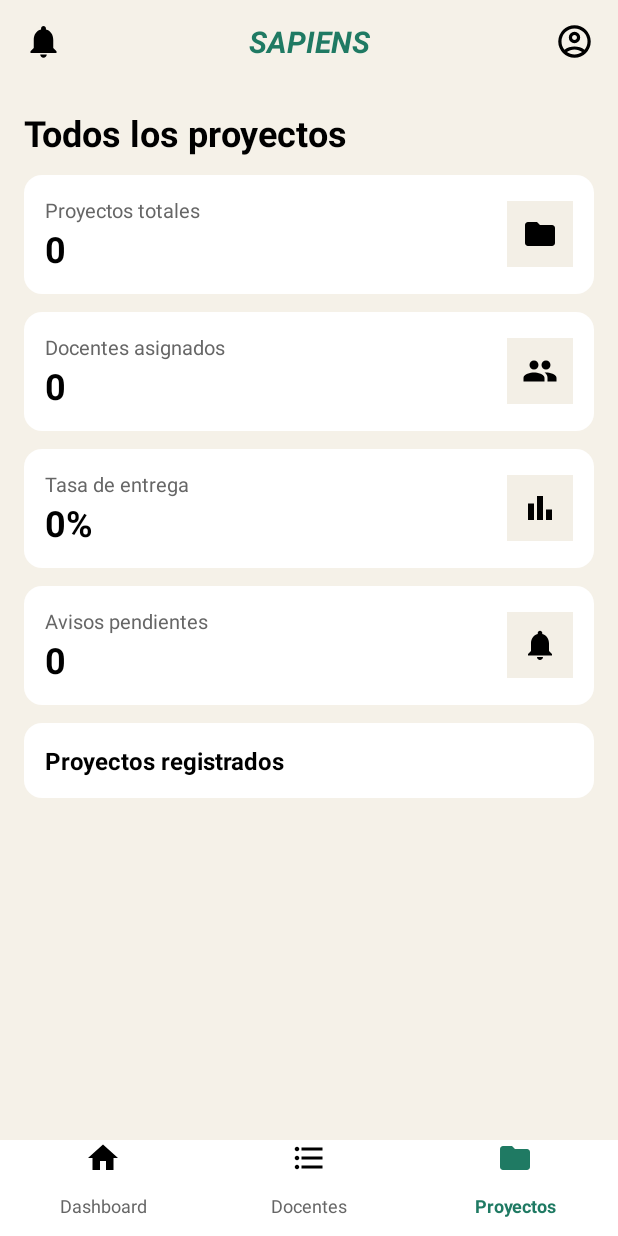
After one commit to bite-aurum/sapiens-Movil, an Android app: the layout activity_proyectos_coordinador.xml on its own in the app's theme, with its tools: preview values and no code run, on a phone screen of 412 x 824 dp. The commit adds this screen. Run offline under Robolectric (Android 15) with nearby library versions, the phone set to English and light mode, and no system bars.

Commit message:
Creacion de vista, presentador y adaptador para proyectos del coordinador
- Implementacion de `proyectosCoordinador` y su presentador `pProyectosCordinador` con soporte para corrutinas.
- Creacion del adaptador `ProyectosCoordinadorAdaptador` y su layout de item `item_proyecto_coordinador.xml`.
- Adicion de la interfaz `activity_proyectos_coordinador.xml` y los recursos vectoriales `ic_docentes` e `ic_lista`.
- Limpieza de comentarios en `activity_detalle_tarea_docente.xml`.

```diff
--- /dev/null
+++ b/app/src/main/res/drawable/ic_docentes.xml
@@ -0,0 +1,20 @@
+<!--
+  ~ Copyright (C) 2026 The Android Open Source Project
+  ~
+  ~ Licensed under the Apache License, Version 2.0 (the "License");
+  ~ you may not use this file except in compliance with the License.
+  ~ You may obtain a copy of the License at
+  ~
+  ~      http://www.apache.org/licenses/LICENSE-2.0
+  ~
+  ~ Unless required by applicable law or agreed to in writing, software
+  ~ distributed under the License is distributed on an "AS IS" BASIS,
+  ~ WITHOUT WARRANTIES OR CONDITIONS OF ANY KIND, either express or implied.
+  ~ See the License for the specific language governing permissions and
+  ~ limitations under the License.
+  -->
+<vector xmlns:android="http://schemas.android.com/apk/res/android" android:height="24dp" android:tint="#000000" android:viewportHeight="24" android:viewportWidth="24" android:width="24dp">
+
+    <path android:fillColor="@android:color/white" android:pathData="M16,11c1.66,0 2.99,-1.34 2.99,-3S17.66,5 16,5c-1.66,0 -3,1.34 -3,3s1.34,3 3,3zM8,11c1.66,0 2.99,-1.34 2.99,-3S9.66,5 8,5C6.34,5 5,6.34 5,8s1.34,3 3,3zM8,13c-2.33,0 -7,1.17 -7,3.5L1,19h14v-2.5c0,-2.33 -4.67,-3.5 -7,-3.5zM16,13c-0.29,0 -0.62,0.02 -0.97,0.05 1.16,0.84 1.97,1.97 1.97,3.45L17,19h6v-2.5c0,-2.33 -4.67,-3.5 -7,-3.5z"/>
+
+</vector>
--- /dev/null
+++ b/app/src/main/res/drawable/ic_lista.xml
@@ -0,0 +1,20 @@
+<!--
+  ~ Copyright (C) 2026 The Android Open Source Project
+  ~
+  ~ Licensed under the Apache License, Version 2.0 (the "License");
+  ~ you may not use this file except in compliance with the License.
+  ~ You may obtain a copy of the License at
+  ~
+  ~      http://www.apache.org/licenses/LICENSE-2.0
+  ~
+  ~ Unless required by applicable law or agreed to in writing, software
+  ~ distributed under the License is distributed on an "AS IS" BASIS,
+  ~ WITHOUT WARRANTIES OR CONDITIONS OF ANY KIND, either express or implied.
+  ~ See the License for the specific language governing permissions and
+  ~ limitations under the License.
+  -->
+<vector xmlns:android="http://schemas.android.com/apk/res/android" android:autoMirrored="true" android:height="24dp" android:tint="#000000" android:viewportHeight="24" android:viewportWidth="24" android:width="24dp">
+
+    <path android:fillColor="@android:color/white" android:pathData="M4,10.5c-0.83,0 -1.5,0.67 -1.5,1.5s0.67,1.5 1.5,1.5 1.5,-0.67 1.5,-1.5 -0.67,-1.5 -1.5,-1.5zM4,4.5c-0.83,0 -1.5,0.67 -1.5,1.5S3.17,7.5 4,7.5 5.5,6.83 5.5,6 4.83,4.5 4,4.5zM4,16.5c-0.83,0 -1.5,0.68 -1.5,1.5s0.68,1.5 1.5,1.5 1.5,-0.68 1.5,-1.5 -0.67,-1.5 -1.5,-1.5zM7,19h14v-2L7,17v2zM7,13h14v-2L7,11v2zM7,5v2h14L21,5L7,5z"/>
+
+</vector>
--- a/app/src/main/res/layout/activity_detalle_tarea_docente.xml
+++ b/app/src/main/res/layout/activity_detalle_tarea_docente.xml
@@ -8,7 +8,6 @@
     android:background="@color/fondo"
     tools:context=".Vista.docente.detalleTareaDocente">
 
-    <!-- BARRA DE ARRIBA -->
     <LinearLayout
         android:layout_width="match_parent"
         android:layout_height="56dp"
@@ -40,7 +39,6 @@
             android:src="@drawable/ic_perfil" />
     </LinearLayout>
 
-    <!-- CONTENIDO -->
     <LinearLayout
         android:layout_width="match_parent"
         android:layout_height="0dp"
@@ -110,7 +108,6 @@
             android:textSize="13sp"
             android:textColor="@color/gris" />
 
-        <!-- DESCRIPCION -->
         <LinearLayout
             android:layout_width="match_parent"
             android:layout_height="wrap_content"
@@ -153,7 +150,6 @@
             android:layout_marginTop="8dp" />
     </LinearLayout>
 
-    <!-- MENU DE ABAJO -->
     <LinearLayout
         android:layout_width="match_parent"
         android:layout_height="64dp"
--- /dev/null
+++ b/app/src/main/res/layout/activity_proyectos_coordinador.xml
@@ -0,0 +1,288 @@
+<?xml version="1.0" encoding="utf-8"?>
+<LinearLayout xmlns:android="http://schemas.android.com/apk/res/android"
+    xmlns:tools="http://schemas.android.com/tools"
+    android:id="@+id/main"
+    android:layout_width="match_parent"
+    android:layout_height="match_parent"
+    android:orientation="vertical"
+    android:background="@color/fondo"
+    tools:context=".Vista.coordinador.proyectosCoordinador">
+
+    <LinearLayout
+        android:layout_width="match_parent"
+        android:layout_height="56dp"
+        android:orientation="horizontal"
+        android:gravity="center_vertical"
+        android:paddingStart="16dp"
+        android:paddingEnd="16dp">
+
+        <ImageView
+            android:id="@+id/btnNotificaciones"
+            android:layout_width="26dp"
+            android:layout_height="26dp"
+            android:src="@drawable/ic_notificacion" />
+
+        <TextView
+            android:layout_width="0dp"
+            android:layout_height="wrap_content"
+            android:layout_weight="1"
+            android:gravity="center"
+            android:text="SAPIENS"
+            android:textSize="20sp"
+            android:textStyle="bold|italic"
+            android:textColor="@color/verde" />
+
+        <ImageView
+            android:id="@+id/btnPerfil"
+            android:layout_width="26dp"
+            android:layout_height="26dp"
+            android:src="@drawable/ic_perfil" />
+    </LinearLayout>
+
+    <ScrollView
+        android:layout_width="match_parent"
+        android:layout_height="0dp"
+        android:layout_weight="1">
+
+        <LinearLayout
+            android:layout_width="match_parent"
+            android:layout_height="wrap_content"
+            android:orientation="vertical"
+            android:padding="16dp">
+
+            <TextView
+                android:layout_width="wrap_content"
+                android:layout_height="wrap_content"
+                android:text="Todos los proyectos"
+                android:textSize="24sp"
+                android:textStyle="bold"
+                android:textColor="@color/black" />
+
+            <LinearLayout
+                android:layout_width="match_parent"
+                android:layout_height="wrap_content"
+                android:layout_marginTop="12dp"
+                android:orientation="horizontal"
+                android:gravity="center_vertical"
+                android:padding="14dp"
+                android:background="@drawable/fondo_tarjeta">
+
+                <LinearLayout
+                    android:layout_width="0dp"
+                    android:layout_height="wrap_content"
+                    android:layout_weight="1"
+                    android:orientation="vertical">
+
+                    <TextView
+                        android:layout_width="wrap_content"
+                        android:layout_height="wrap_content"
+                        android:text="Proyectos totales"
+                        android:textSize="13sp"
+                        android:textColor="@color/gris" />
+
+                    <TextView
+                        android:id="@+id/txtProyectosTotales"
+                        android:layout_width="wrap_content"
+                        android:layout_height="wrap_content"
+                        android:text="0"
+                        android:textSize="24sp"
+                        android:textStyle="bold"
+                        android:textColor="@color/black" />
+                </LinearLayout>
+
+                <ImageView
+                    android:layout_width="44dp"
+                    android:layout_height="44dp"
+                    android:padding="10dp"
+                    android:background="@color/cafeClaro"
+                    android:src="@drawable/ic_proyectos" />
+            </LinearLayout>
+
+            <LinearLayout
+                android:layout_width="match_parent"
+                android:layout_height="wrap_content"
+                android:layout_marginTop="12dp"
+                android:orientation="horizontal"
+                android:gravity="center_vertical"
+                android:padding="14dp"
+                android:background="@drawable/fondo_tarjeta">
+
+                <LinearLayout
+                    android:layout_width="0dp"
+                    android:layout_height="wrap_content"
+                    android:layout_weight="1"
+                    android:orientation="vertical">
+
+                    <TextView
+                        android:layout_width="wrap_content"
+                        android:layout_height="wrap_content"
+                        android:text="Docentes asignados"
+                        android:textSize="13sp"
+                        android:textColor="@color/gris" />
+
+                    <TextView
+                        android:id="@+id/txtDocentesAsignados"
+                        android:layout_width="wrap_content"
+                        android:layout_height="wrap_content"
+                        android:text="0"
+                        android:textSize="24sp"
+                        android:textStyle="bold"
+                        android:textColor="@color/black" />
+                </LinearLayout>
+
+                <ImageView
+                    android:layout_width="44dp"
+                    android:layout_height="44dp"
+                    android:padding="10dp"
+                    android:background="@color/cafeClaro"
+                    android:src="@drawable/ic_docentes" />
+            </LinearLayout>
+
+            <LinearLayout
+                android:layout_width="match_parent"
+                android:layout_height="wrap_content"
+                android:layout_marginTop="12dp"
+                android:orientation="horizontal"
+                android:gravity="center_vertical"
+                android:padding="14dp"
+                android:background="@drawable/fondo_tarjeta">
+
+                <LinearLayout
+                    android:layout_width="0dp"
+                    android:layout_height="wrap_content"
+                    android:layout_weight="1"
+                    android:orientation="vertical">
+
+                    <TextView
+                        android:layout_width="wrap_content"
+                        android:layout_height="wrap_content"
+                        android:text="Tasa de entrega"
+                        android:textSize="13sp"
+                        android:textColor="@color/gris" />
+
+                    <TextView
+                        android:id="@+id/txtTasaEntrega"
+                        android:layout_width="wrap_content"
+                        android:layout_height="wrap_content"
+                        android:text="0%"
+                        android:textSize="24sp"
+                        android:textStyle="bold"
+                        android:textColor="@color/black" />
+                </LinearLayout>
+
+                <ImageView
+                    android:layout_width="44dp"
+                    android:layout_height="44dp"
+                    android:padding="10dp"
+                    android:background="@color/cafeClaro"
+                    android:src="@drawable/ic_reportes" />
+            </LinearLayout>
+
+            <!-- TARJETA AVISOS PENDIENTES -->
+            <LinearLayout
+                android:layout_width="match_parent"
+                android:layout_height="wrap_content"
+                android:layout_marginTop="12dp"
+                android:orientation="horizontal"
+                android:gravity="center_vertical"
+                android:padding="14dp"
+                android:background="@drawable/fondo_tarjeta">
+
+                <LinearLayout
+                    android:layout_width="0dp"
+                    android:layout_height="wrap_content"
+                    android:layout_weight="1"
+                    android:orientation="vertical">
+
+                    <TextView
+                        android:layout_width="wrap_content"
+                        android:layout_height="wrap_content"
+                        android:text="Avisos pendientes"
+                        android:textSize="13sp"
+                        android:textColor="@color/gris" />
+
+                    <TextView
+                        android:id="@+id/txtAvisosPendientes"
+                        android:layout_width="wrap_content"
+                        android:layout_height="wrap_content"
+                        android:text="0"
+                        android:textSize="24sp"
+                        android:textStyle="bold"
+                        android:textColor="@color/black" />
+                </LinearLayout>
+
+                <ImageView
+                    android:layout_width="44dp"
+                    android:layout_height="44dp"
+                    android:padding="10dp"
+                    android:background="@color/cafeClaro"
+                    android:src="@drawable/ic_notificacion" />
+            </LinearLayout>
+
+            <LinearLayout
+                android:layout_width="match_parent"
+                android:layout_height="wrap_content"
+                android:layout_marginTop="12dp"
+                android:orientation="vertical"
+                android:padding="14dp"
+                android:background="@drawable/fondo_tarjeta">
+
+                <TextView
+                    android:layout_width="wrap_content"
+                    android:layout_height="wrap_content"
+                    android:text="Proyectos registrados"
+                    android:textSize="16sp"
+                    android:textStyle="bold"
+                    android:textColor="@color/black" />
+
+                <androidx.recyclerview.widget.RecyclerView
+                    android:id="@+id/rvProyectos"
+                    android:layout_width="match_parent"
+                    android:layout_height="wrap_content"
+                    android:nestedScrollingEnabled="false" />
+            </LinearLayout>
+        </LinearLayout>
+    </ScrollView>
+
+    <LinearLayout
+        android:layout_width="match_parent"
+        android:layout_height="64dp"
+        android:orientation="horizontal"
+        android:background="@color/white">
+
+        <TextView
+            android:id="@+id/navDashboard"
+            android:layout_width="0dp"
+            android:layout_height="match_parent"
+            android:layout_weight="1"
+            android:gravity="center"
+            android:drawableTop="@drawable/ic_inicio"
+            android:text="Dashboard"
+            android:textSize="12sp"
+            android:textColor="@color/gris" />
+
+        <TextView
+            android:id="@+id/navDocentes"
+            android:layout_width="0dp"
+            android:layout_height="match_parent"
+            android:layout_weight="1"
+            android:gravity="center"
+            android:drawableTop="@drawable/ic_lista"
+            android:text="Docentes"
+            android:textSize="12sp"
+            android:textColor="@color/gris" />
+
+        <TextView
+            android:id="@+id/navProyectos"
+            android:layout_width="0dp"
+            android:layout_height="match_parent"
+            android:layout_weight="1"
+            android:gravity="center"
+            android:drawableTop="@drawable/ic_proyectos"
+            android:drawableTint="@color/verde"
+            android:text="Proyectos"
+            android:textSize="12sp"
+            android:textStyle="bold"
+            android:textColor="@color/verde" />
+    </LinearLayout>
+</LinearLayout>
```
Also changed, not shown: app/src/main/java/com/example/sapiens/Presentador/coordinador/pProyectosCordinador.kt (+21 -1 lines), app/src/main/java/com/example/sapiens/Vista/coordinador/proyectosCoordinador.kt (added, +107 -0 lines), app/src/main/java/com/example/sapiens/adaptadores_coordinador/ProyectosCoordinadorAdaptador.kt (+49 -1 lines), app/src/main/res/layout/item_proyecto_coordinador.xml (added, +45 -0 lines).
